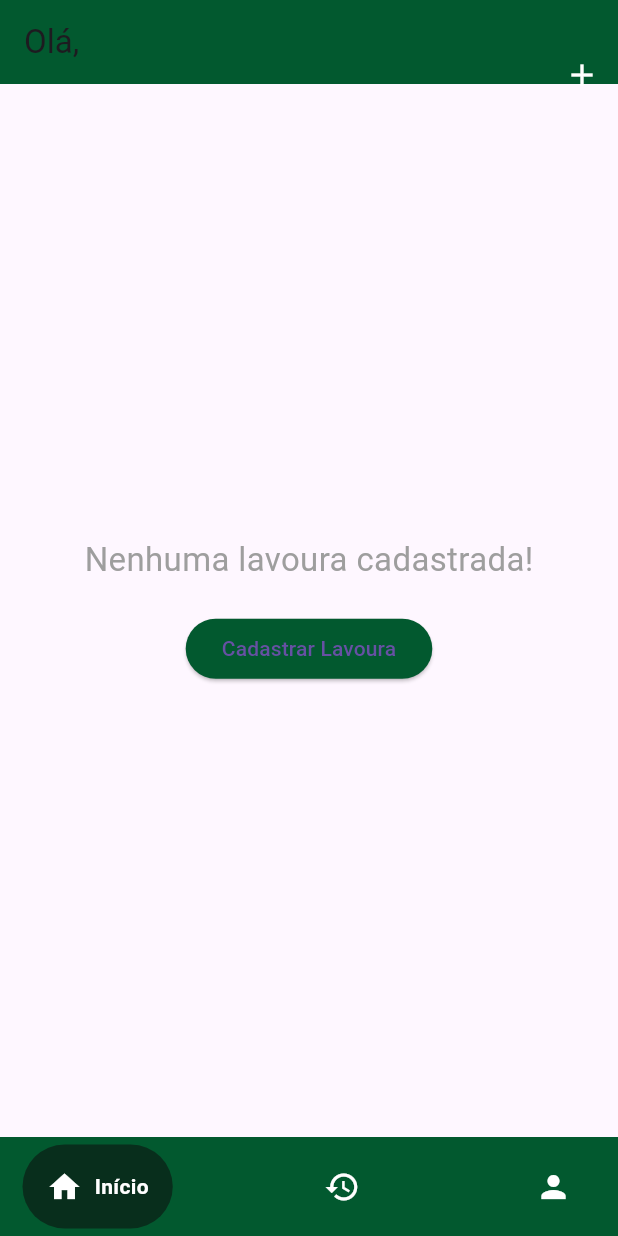
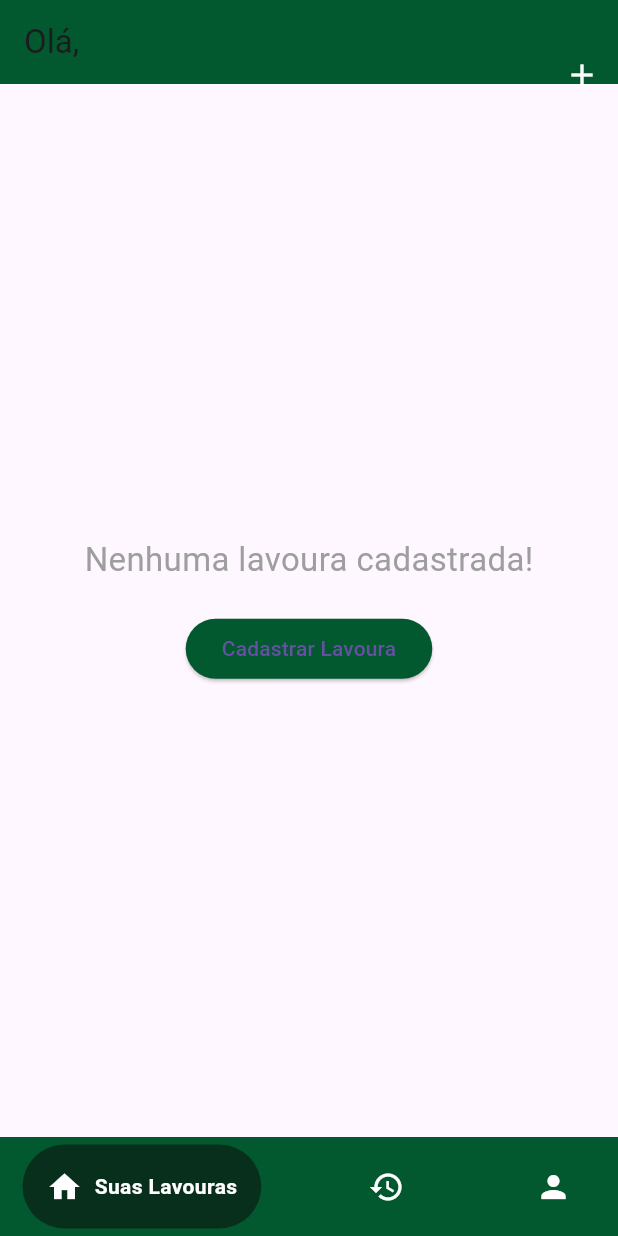
Before and after one commit to antoniobogaz/safra-app, a Flutter app: the homePage screen opened directly, on a phone screen of 412 x 824 dp. Run offline on Flutter 3.47's test engine with Material 3 defaults, Android fonts, the phone set to English and light mode, and no system bars; drawn by our look-alikes of google_nav_bar; our stand-ins replace cloud_firestore, firebase_auth, firebase_core, firebase_storage, flutter_masked_text2, image_picker; accounts and stored records are empty; generated files the repository leaves out were written again.

Commit message:
ultimas atualizacoes

```diff
--- a/lib/widgets/bottom_nav_bar.dart
+++ b/lib/widgets/bottom_nav_bar.dart
@@ -26,11 +26,11 @@ class MyBottomNavBar extends StatelessWidget {
           tabs: [
             GButton(
               icon: Icons.home,
-              text: 'Início',
+              text: 'Suas Lavouras',
             ),
             GButton(
               icon: Icons.history_outlined,
-              text: 'Histórico',
+              text: 'Suas Aplicações',
             ),
             GButton(
               icon: Icons.person,
```
Also changed, not shown: lib/views/historicoPage.dart (+2 -13 lines).
